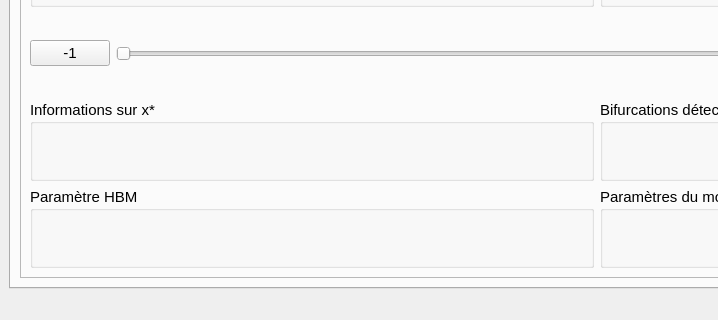
Before: the Qt Designer form MainUI.ui in dy-dx-1/LAVA, drawn with Qt 5; both pictures show x 0 to 718 and y 539 to 859 of the 1194 by 859 pixel window.
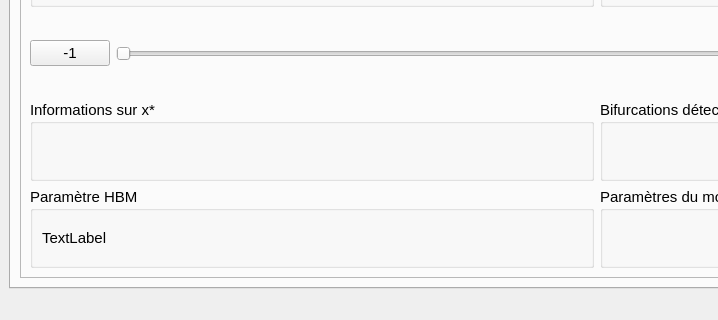
After: the same form once the commit is applied. Icons and pictures are not drawn.

Commit message: added infos x* - moved on_slider_update

```diff
--- a/MainUI.ui
+++ b/MainUI.ui
@@ -56,6 +56,15 @@
                  <property name="title">
                   <string>Paramètre HBM</string>
                  </property>
+                 <layout class="QVBoxLayout" name="verticalLayout_2">
+                  <item>
+                   <widget class="QLabel" name="label_params_hbm">
+                    <property name="text">
+                     <string>TextLabel</string>
+                    </property>
+                   </widget>
+                  </item>
+                 </layout>
                 </widget>
                </item>
                <item>
@@ -115,19 +124,15 @@
                  <property name="title">
                   <string>Informations sur x*</string>
                  </property>
+                 <layout class="QVBoxLayout" name="verticalLayout">
+                  <item>
                  <widget class="QLabel" name="label_infos_x">
-                  <property name="geometry">
-                   <rect>
-                    <x>20</x>
-                    <y>40</y>
-                    <width>521</width>
-                    <height>16</height>
-                   </rect>
-                  </property>
                   <property name="text">
                    <string/>
                   </property>
                  </widget>
+                  </item>
+                 </layout>
                 </widget>
                </item>
                <item>
```
Lines whose indentation alone changed are shown as unchanged. The commit also changes 2 other files.
